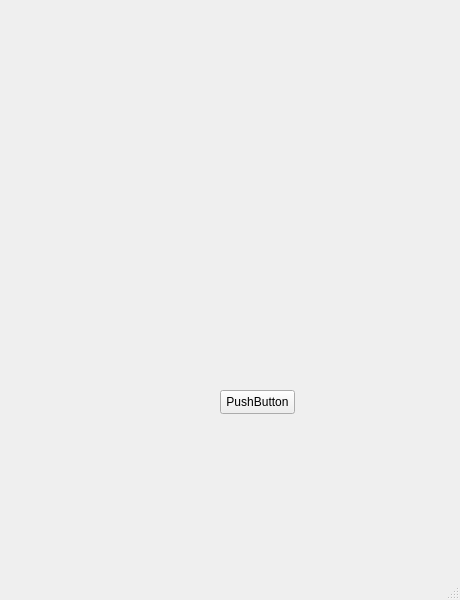
First picture: the form in src/main/resources/ui/registerAccount.ui, repository pkristof1999/Szakdolgozat, before the edit.
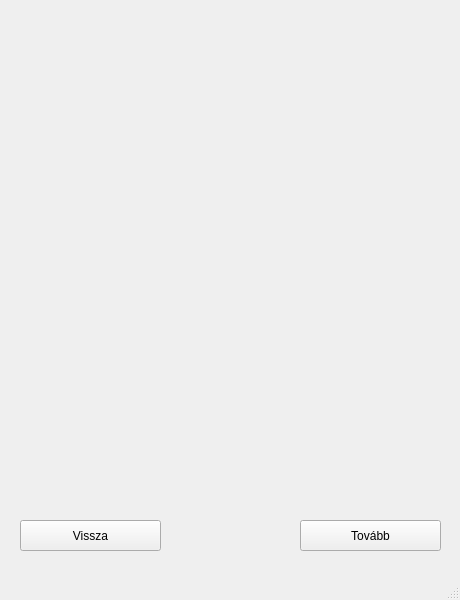
Second picture: the form after the edit.

What changed in the file:
```diff
--- a/src/main/resources/ui/registerAccount.ui
+++ b/src/main/resources/ui/registerAccount.ui
@@ -17,14 +17,37 @@
    <widget class="QPushButton" name="pushButton">
     <property name="geometry">
      <rect>
-      <x>220</x>
-      <y>390</y>
-      <width>75</width>
-      <height>24</height>
+      <x>20</x>
+      <y>520</y>
+      <width>141</width>
+      <height>31</height>
      </rect>
     </property>
     <property name="text">
-     <string>PushButton</string>
+     <string>Vissza</string>
+    </property>
+   </widget>
+   <widget class="QWidget" name="widget" native="true">
+    <property name="geometry">
+     <rect>
+      <x>79</x>
+      <y>29</y>
+      <width>311</width>
+      <height>171</height>
+     </rect>
+    </property>
+   </widget>
+   <widget class="QPushButton" name="nextButton">
+    <property name="geometry">
+     <rect>
+      <x>300</x>
+      <y>520</y>
+      <width>141</width>
+      <height>31</height>
+     </rect>
+    </property>
+    <property name="text">
+     <string>Tovább</string>
     </property>
    </widget>
   </widget>
```
Left out of the diff: 2 changed lines with no effect on the pictures.
